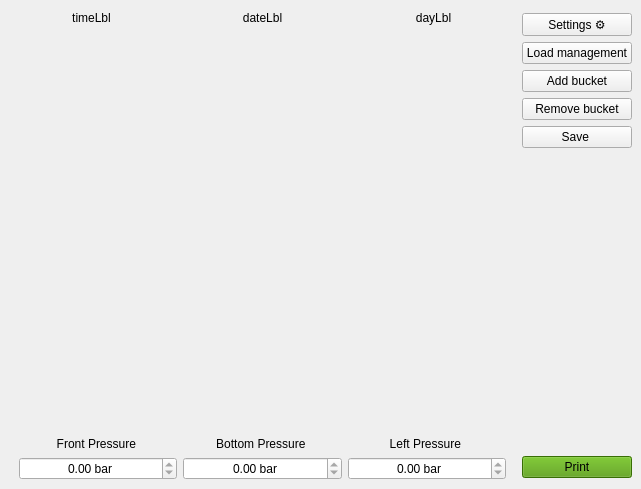
The window that BHMI.ui (SC-One/BHMI) describes before a commit, drawn with Qt 5.
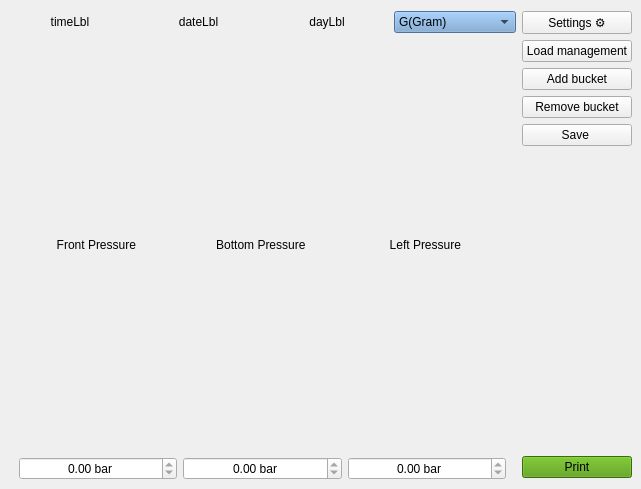
The same window after the commit.

The edit to the form file:
```diff
--- a/BHMI.ui
+++ b/BHMI.ui
@@ -21,7 +21,7 @@
        <number>2</number>
       </property>
       <item>
-       <layout class="QVBoxLayout" name="verticalLayout_2" stretch="0,10,1">
+       <layout class="QVBoxLayout" name="bucketParentLayout" stretch="0,1">
         <property name="leftMargin">
          <number>0</number>
         </property>
@@ -30,6 +30,9 @@
         </property>
         <item>
          <layout class="QHBoxLayout" name="horizontalLayout_3">
+          <property name="rightMargin">
+           <number>0</number>
+          </property>
           <property name="bottomMargin">
            <number>0</number>
           </property>
@@ -63,11 +66,30 @@
             </property>
            </widget>
           </item>
+          <item>
+           <widget class="QComboBox" name="comboBox">
+            <property name="styleSheet">
+             <string notr="true">background-color: rgb(114, 159, 207);</string>
+            </property>
+            <item>
+             <property name="text">
+              <string>G(Gram)</string>
+             </property>
+            </item>
+            <item>
+             <property name="text">
+              <string>Kg(Kilogram)</string>
+             </property>
+            </item>
+            <item>
+             <property name="text">
+              <string>T(Tonne)</string>
+             </property>
+            </item>
+           </widget>
+          </item>
          </layout>
         </item>
-        <item>
-         <widget class="QWidget" name="bucketView" native="true"/>
-        </item>
         <item>
          <layout class="QHBoxLayout" name="horizontalLayout_2">
           <property name="leftMargin">
@@ -167,7 +189,7 @@
       <item>
        <layout class="QVBoxLayout" name="verticalLayout_3" stretch="0,1,0,0,0,0,0">
         <property name="topMargin">
-         <number>2</number>
+         <number>0</number>
         </property>
         <property name="bottomMargin">
          <number>2</number>
```
